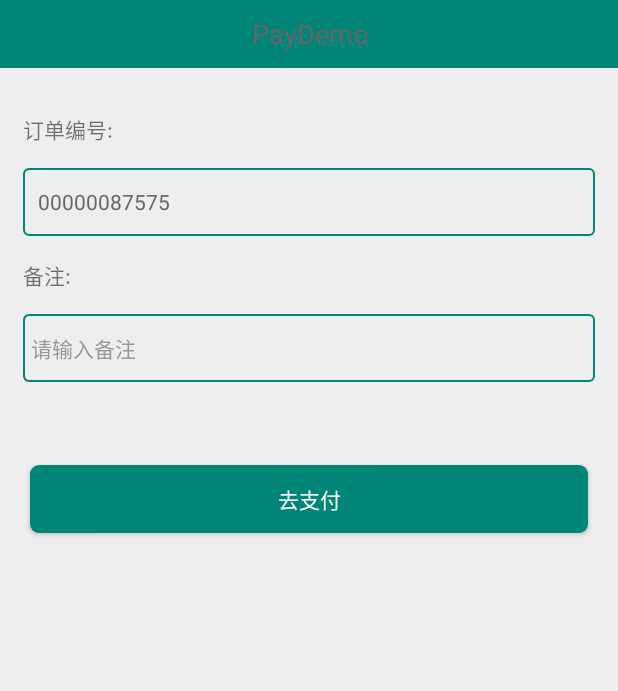
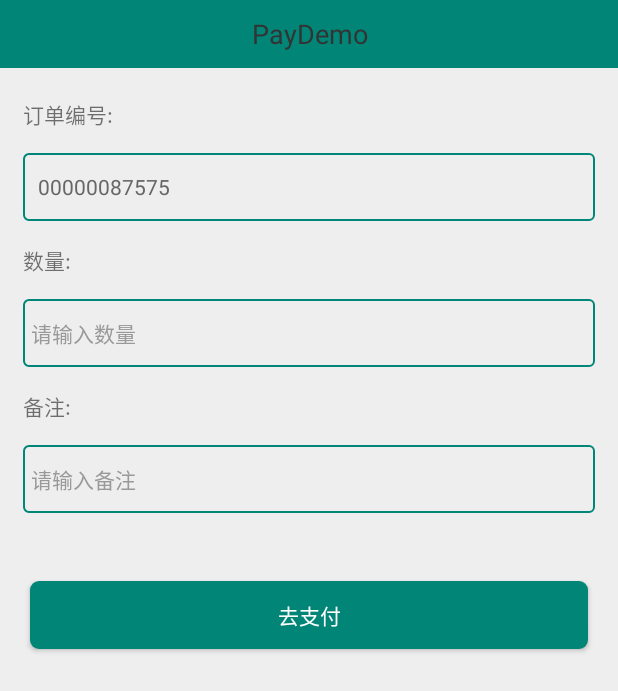
Before and after one commit to zhukunpeng0503/PayDemo, an Android app: the screen it shows after launch (MainActivity), after a tap on "去支付", on a phone screen of 412 x 824 dp. Shown: the top 691 px of the screen. Run offline under Robolectric (Android 15) with nearby library versions, the phone set to English and light mode, and no system bars.

Commit message:
##update## 优化UI

```diff
--- a/app/src/main/java/com/zkp/walletdemo/MainActivity.java
+++ b/app/src/main/java/com/zkp/walletdemo/MainActivity.java
@@ -67,6 +67,7 @@ public class MainActivity extends Activity {
     private static final String KEY_BUNDLE_CALLBACK_NAME = "n";
     private EditText et_remark;
     private TextView tv_number;
+    private EditText et_amount;
 
 
     @Override
@@ -82,11 +83,17 @@ public class MainActivity extends Activity {
             @Override
             public void onLazyClick(View view) {
                 num = (int) (Math.random() * 8998) + 1000 + 1;
+                if (TextUtils.isEmpty(et_amount.getText().toString())) {
+                    Toast.makeText(MainActivity.this, "请输入数量!", Toast.LENGTH_SHORT).show();
+                    return;
+                }
+
                 if (TextUtils.isEmpty(et_remark.getText().toString())) {
                     Toast.makeText(MainActivity.this, "请添加备注", Toast.LENGTH_SHORT).show();
-                } else {
-                    pay(); // 开始支付
+                    return;
                 }
+                pay(); // 开始支付
+
             }
         });
     }
@@ -110,7 +117,7 @@ public class MainActivity extends Activity {
     public HashMap<String, Object> post() {
         //请求参数 存到hashMap中
         myMap = new HashMap<>();
-        myMap.put("amount", "1");
+        myMap.put("amount", et_amount.getText().toString());
         myMap.put("attach", et_remark.getText().toString());
         myMap.put("coinId", "34190899187000");
         myMap.put("goodsTag", "coin");
@@ -240,6 +247,7 @@ public class MainActivity extends Activity {
         et_remark = findViewById(R.id.et_remark);
         tv_number = findViewById(R.id.tv_number);
         tv_number.setText("0000008" + num);
+        et_amount = findViewById(R.id.et_amount);
 
         button1 = findViewById(R.id.include1);
         //请求头部的封装
--- a/app/src/main/res/layout/activity_main.xml
+++ b/app/src/main/res/layout/activity_main.xml
@@ -15,7 +15,7 @@
         android:background="@color/colorPrimary"
         android:gravity="center"
         android:text="@string/app_name"
-        android:textColor="#666666"
+        android:textColor="#333333"
         android:textSize="18sp" />
 
 
@@ -23,7 +23,7 @@
         android:layout_width="match_parent"
         android:layout_height="wrap_content"
         android:layout_marginLeft="15dp"
-        android:layout_marginTop="30dp"
+        android:layout_marginTop="20dp"
         android:text="订单编号:"
         android:textSize="14sp" />
 
@@ -36,6 +36,26 @@
         android:gravity="center_vertical"
         android:paddingLeft="10dp"
         android:textColor="#666666"
+        android:textSize="14sp" />
+
+    <TextView
+        android:layout_width="match_parent"
+        android:layout_height="wrap_content"
+        android:layout_marginLeft="15dp"
+        android:text="数量:"
+        android:textSize="14sp" />
+
+    <EditText
+        android:inputType="number"
+        android:id="@+id/et_amount"
+        android:layout_width="match_parent"
+        android:layout_height="45dp"
+        android:layout_margin="15dp"
+        android:background="@drawable/item_shape"
+        android:hint="请输入数量"
+        android:paddingLeft="5dp"
+        android:textColor="#666666"
+        android:textColorHint="#999999"
         android:textSize="14sp" />
 
     <TextView
@@ -63,7 +83,7 @@
         android:layout_width="match_parent"
         android:layout_height="45dp"
         android:layout_marginLeft="20dp"
-        android:layout_marginTop="40dp"
+        android:layout_marginTop="30dp"
         android:layout_marginRight="20dp"
         android:background="@drawable/item_bg"
         android:text="去支付"
```
